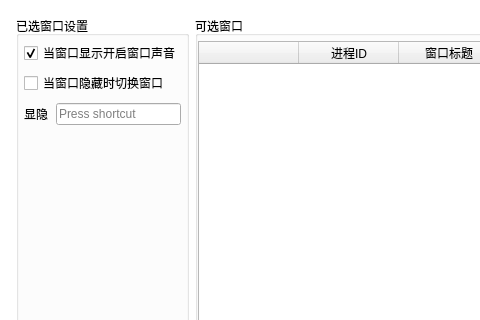
Above: OneKeyHide/ui/newdialog.ui from BiteBit/OneKeyHide before the change; both pictures show x 0 to 480 and y 0 to 320 of the 992 by 496 pixel window. Below: the same form after it.
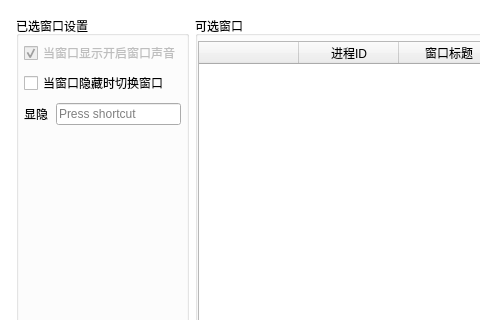
That is the form after the change.

What changed in the file:
```diff
--- a/OneKeyHide/ui/newdialog.ui
+++ b/OneKeyHide/ui/newdialog.ui
@@ -78,6 +78,9 @@
             </property>
             <item>
              <widget class="QCheckBox" name="checkBoxOpenVoiceWhenShow">
+              <property name="enabled">
+               <bool>false</bool>
+              </property>
               <property name="text">
                <string>当窗口显示开启窗口声音</string>
               </property>
```
